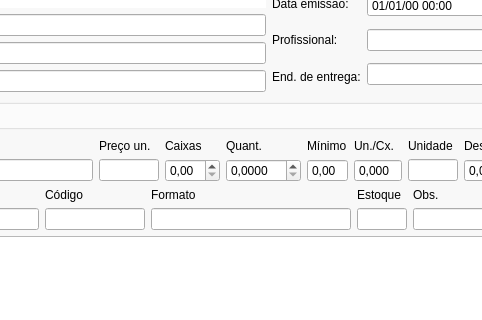
darktorres/ERP-STACCATO, file ui/orcamento.ui: the form before one commit; both pictures show x 320 to 802 and y 87 to 407 of the 1307 by 879 pixel window.
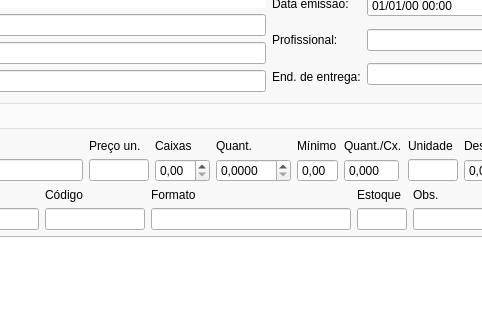
The form after the commit. Icons and pictures are not drawn. Custom widgets are drawn as their Qt base class.

Commit message: Transformado 'unCaixa' em 'quantCaixa'

What changed in the file:
```diff
--- a/ui/orcamento.ui
+++ b/ui/orcamento.ui
@@ -1037,7 +1037,7 @@
             <item row="0" column="5">
              <widget class="QLabel" name="labelCaixa">
               <property name="text">
-               <string>Un./Cx.</string>
+               <string>Quant./Cx.</string>
               </property>
              </widget>
             </item>
```
Left out of the diff: 4 changed lines with no effect on the pictures. The commit also changes 1 other file.
